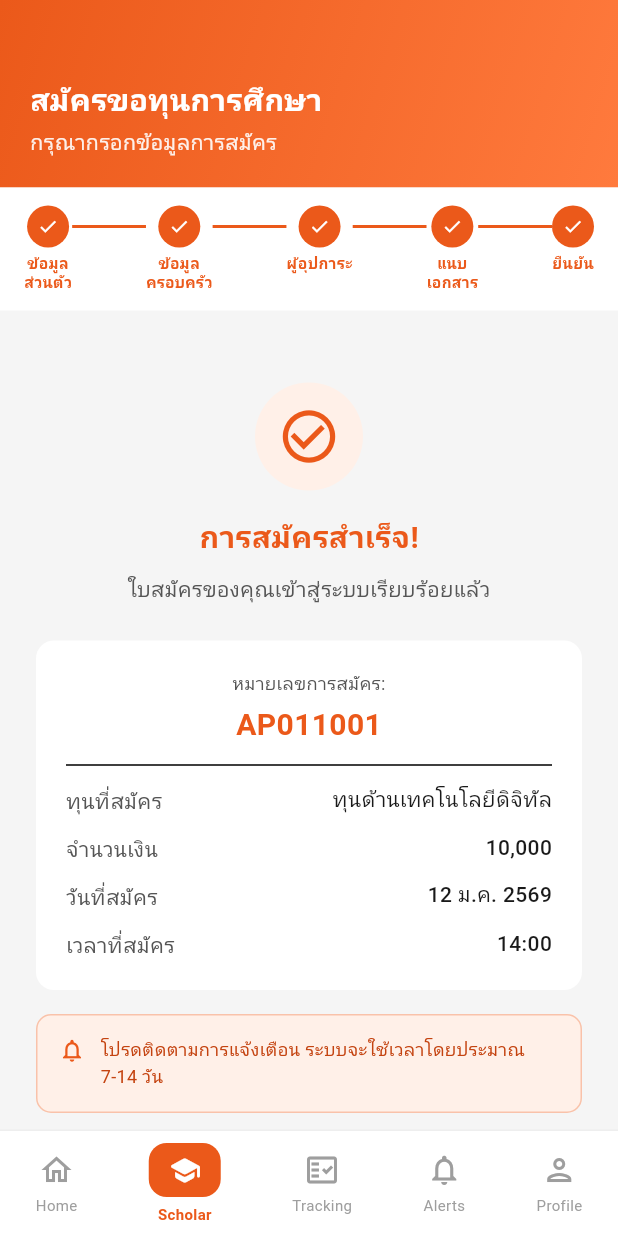
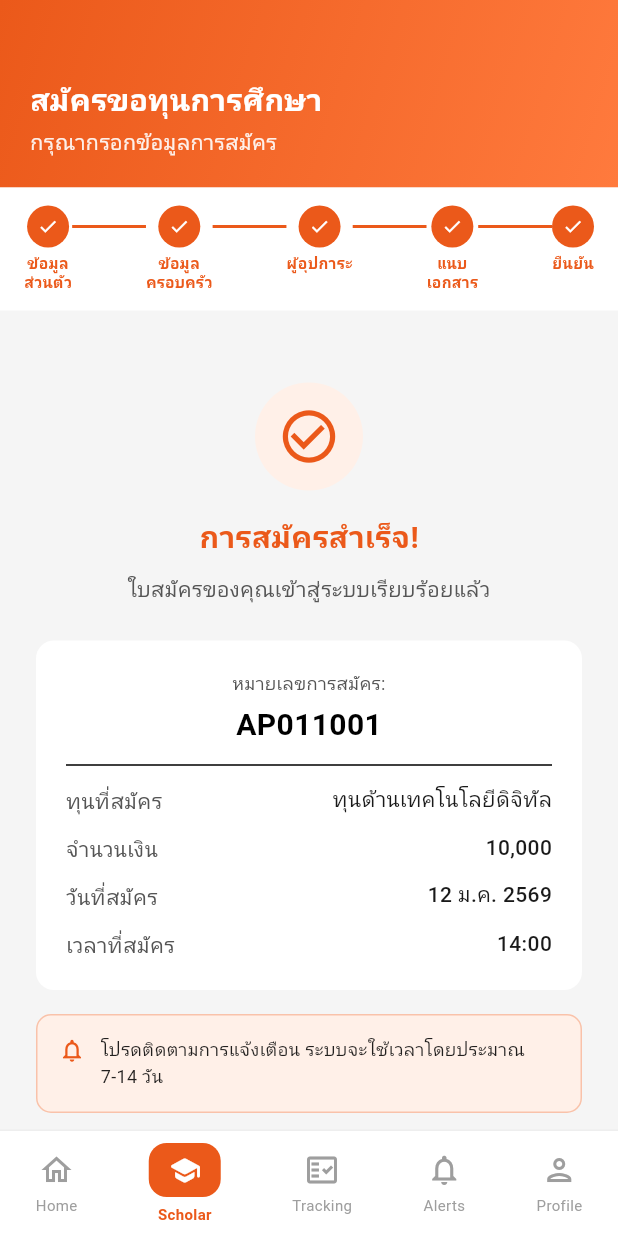
Before and after one commit to Wirakan/Scholarx_App, a Flutter app: the ScholarshipFormSuccess screen opened directly, on a phone screen of 412 x 824 dp. Run offline on Flutter 3.47's test engine with Material 3 defaults, Android fonts, the phone set to English and light mode, and no system bars.

Commit message:
change color font AP101100 and font Noti on submit form

```diff
--- a/scholarx_app/lib/features/student/screens/form/scholarship_form_success.dart
+++ b/scholarx_app/lib/features/student/screens/form/scholarship_form_success.dart
@@ -89,7 +89,8 @@ class ScholarshipFormSuccess extends StatelessWidget {
                           Text(
                             'AP011001',
                             style: AppTextStyle.heading2.copyWith(
-                              color: AppColors.primary,
+                              color: Colors.black,
+                              fontWeight: FontWeight.bold,
                             ),
                           ),
                           const Divider(height: 24),
@@ -129,7 +130,7 @@ class ScholarshipFormSuccess extends StatelessWidget {
                             child: Text(
                               'โปรดติดตามการแจ้งเตือน ระบบจะใช้เวลาโดยประมาณ 7-14 วัน',
                               style: AppTextStyle.caption.copyWith(
-                                color: AppColors.primaryDark,
+                                color: Colors.black87,
                               ),
                             ),
                           ),
```
